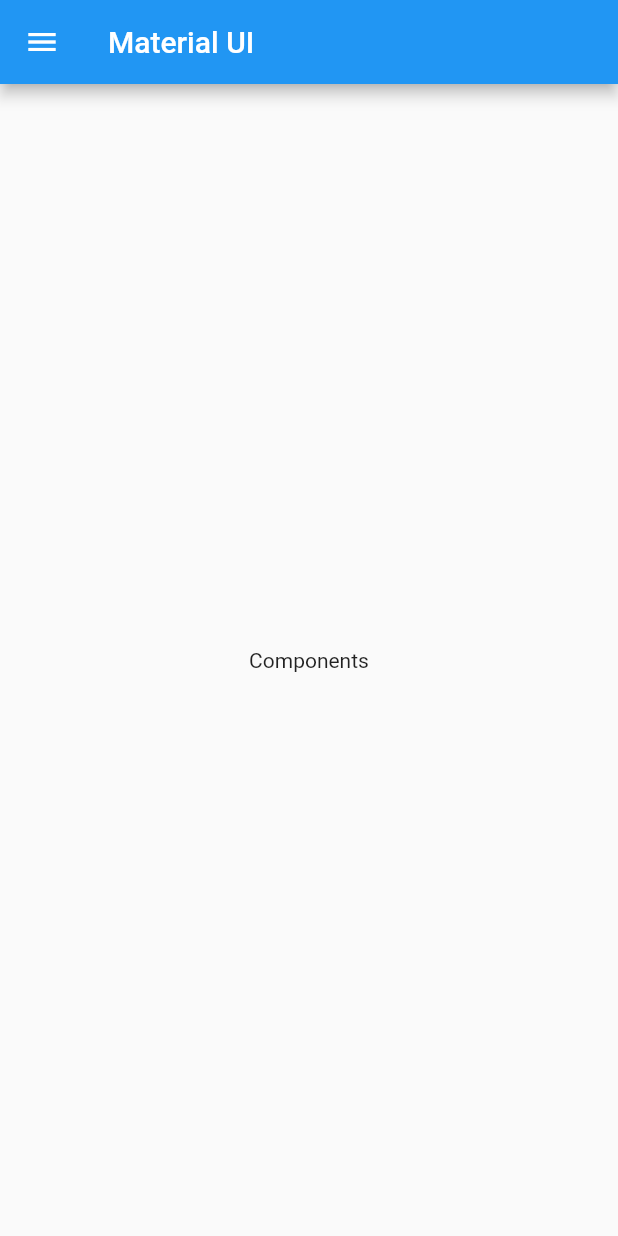
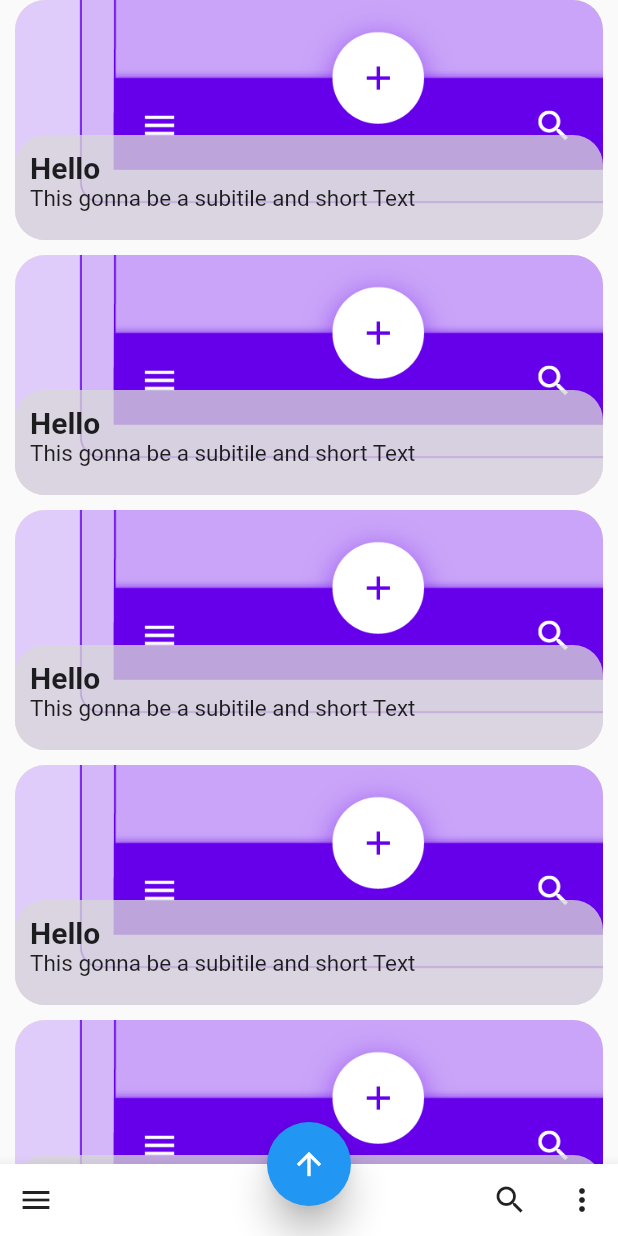
Before and after one commit to Flutter-Essential-Tutorial/Material-UI, a Flutter app: the screen it shows after launch, on a phone screen of 412 x 824 dp. Run offline on Flutter 3.47's test engine with Material 2 defaults, Android fonts, the phone set to English and light mode, and no system bars.

Commit message:
ListView Custromized with stack and inkwell

```diff
--- a/lib/configs/my_routes.dart
+++ b/lib/configs/my_routes.dart
@@ -1,6 +1,13 @@
 import 'package:flutter/material.dart';
+import 'package:flutter_material_ui/screens/about/about_screen.dart';
+import 'package:flutter_material_ui/screens/components/components_screen.dart';
 import 'package:flutter_material_ui/screens/home/home_screen.dart';
 
+import '../screens/components/items/appbar_buttom.dart';
+
 var myRoutes = <String, WidgetBuilder>{
-  HomeScreen.routeName: (_) => const HomeScreen(),
+  HomeScreen.routeName: (context) => const HomeScreen(),
+  AboutUsScreen.routeName: (context) => const AboutUsScreen(),
+  ComponentScreen.routeName: (context) => const ComponentScreen(),
+  AppbarButtomScreen.routeName: (context) => const AppbarButtomScreen()
 };
--- a/lib/screens/about/about_screen.dart
+++ b/lib/screens/about/about_screen.dart
@@ -1,8 +1,7 @@
 import 'package:flutter/material.dart';
-import 'package:flutter/src/foundation/key.dart';
-import 'package:flutter/src/widgets/framework.dart';
 
 class AboutUsScreen extends StatefulWidget {
+  static String routeName = "/about-us";
   const AboutUsScreen({Key? key}) : super(key: key);
 
   @override
@@ -13,7 +12,8 @@ class _AboutUsScreenState extends State<AboutUsScreen> {
   @override
   Widget build(BuildContext context) {
     return Scaffold(
-      body: Center(child: Text("About Us")),
-    );
+        body: Container(
+      child: const Text("Hello"),
+    ));
   }
 }
--- /dev/null
+++ b/lib/screens/components/components_listview.dart
@@ -0,0 +1,74 @@
+import 'package:flutter/material.dart';
+import 'package:flutter_material_ui/screens/components/items/appbar_buttom.dart';
+
+class ComponentsListView extends StatelessWidget {
+  const ComponentsListView({
+    Key? key,
+  }) : super(key: key);
+
+  @override
+  Widget build(BuildContext context) {
+    return Stack(alignment: AlignmentDirectional.bottomStart, children: [
+      InkWell(
+        onTap: () {
+          Navigator.pushNamed(context, AppbarButtomScreen.routeName);
+        },
+        splashColor: Colors.purple[100],
+        child: Container(
+          // key: _key1,
+          height: 170,
+          // width: 200,
+          margin: const EdgeInsets.symmetric(horizontal: 10.0),
+          child: Column(
+            crossAxisAlignment: CrossAxisAlignment.stretch,
+            children: [
+              Expanded(
+                child: Container(
+                  // width: 200,
+                  decoration: BoxDecoration(
+                    borderRadius: BorderRadius.circular(20.0),
+                    color: Colors.amber[100],
+                    image: const DecorationImage(
+                        image: AssetImage("assets/appbarbottom.png"),
+                        fit: BoxFit.cover),
+                  ),
+                ),
+              ),
+              const SizedBox(
+                height: 10.0,
+              )
+            ],
+          ),
+        ),
+      ),
+      Positioned(
+        // bottom: 0,
+        child: Container(
+          margin: const EdgeInsets.fromLTRB(10, 0, 10, 10),
+          decoration: BoxDecoration(
+            borderRadius: BorderRadiusDirectional.circular(20),
+            color: const Color.fromARGB(195, 216, 216, 216),
+          ),
+          height: 70,
+          width: double.infinity,
+          child: Padding(
+            padding: const EdgeInsets.all(10),
+            child: Column(
+              crossAxisAlignment: CrossAxisAlignment.start,
+              children: const [
+                Text(
+                  "Hello",
+                  style: TextStyle(fontWeight: FontWeight.bold, fontSize: 20),
+                ),
+                Text(
+                  "This gonna be a subitile and short Text",
+                  style: TextStyle(fontSize: 15),
+                )
+              ],
+            ),
+          ),
+        ),
+      )
+    ]);
+  }
+}
--- a/lib/screens/components/components_screen.dart
+++ b/lib/screens/components/components_screen.dart
@@ -1,6 +1,8 @@
 import 'package:flutter/material.dart';
+import 'package:flutter_material_ui/screens/components/components_listview.dart';
 
 class ComponentScreen extends StatefulWidget {
+  static String routeName = "/components";
   const ComponentScreen({Key? key}) : super(key: key);
 
   @override
@@ -8,10 +10,25 @@ class ComponentScreen extends StatefulWidget {
 }
 
 class _ComponentScreenState extends State<ComponentScreen> {
+  final _key1 = GlobalKey();
+  final _key2 = GlobalKey();
+  final _key3 = GlobalKey();
+  final _key4 = GlobalKey();
+  final _key5 = GlobalKey();
+
+  final List<String> items = <String>['A', 'B', 'C', "D", "e"];
+  final List<int> colorCodes = <int>[100, 200, 300];
+
   @override
   Widget build(BuildContext context) {
     return Scaffold(
-      body: Center(child: Text("Components")),
+      body: ListView.builder(
+        // padding: const EdgeInsets.all(10),
+        itemBuilder: (context, index) {
+          return const ComponentsListView();
+        },
+        itemCount: items.length,
+      ),
     );
   }
 }
--- /dev/null
+++ b/lib/screens/components/items/appbar_buttom.dart
@@ -0,0 +1,20 @@
+import 'package:flutter/material.dart';
+
+class AppbarAttributes {
+  // final String title;
+  // final String
+}
+
+class AppbarButtomScreen extends StatelessWidget {
+  static String routeName = "/appBar";
+  const AppbarButtomScreen({Key? key}) : super(key: key);
+
+  @override
+  Widget build(BuildContext context) {
+    return Scaffold(
+      body: Container(
+        child: Text("this is appbar button screen"),
+      ),
+    );
+  }
+}
--- a/lib/screens/home/home_screen.dart
+++ b/lib/screens/home/home_screen.dart
@@ -7,10 +7,10 @@ class HomeScreen extends StatefulWidget {
   const HomeScreen({Key? key}) : super(key: key);
 
   @override
-  State<HomeScreen> createState() => _HomeScreenState();
+  State<HomeScreen> createState() => HomeScreenState();
 }
 
-class _HomeScreenState extends State<HomeScreen>
+class HomeScreenState extends State<HomeScreen>
     with SingleTickerProviderStateMixin {
   GlobalKey<ScaffoldState> scaffoldKey = GlobalKey<ScaffoldState>();
   late TabController tabController;
@@ -45,10 +45,17 @@ class _HomeScreenState extends State<HomeScreen>
     return Scaffold(
       key: scaffoldKey,
       resizeToAvoidBottomInset: false,
-      appBar: AppBar(title: const Text("Material UI")),
+      bottomNavigationBar: BtnAppBar(scaffoldKey: scaffoldKey),
+      floatingActionButton: FloatingActionButton(
+        onPressed: () {},
+        elevation: 10.0,
+        child: const Icon(Icons.arrow_upward),
+      ),
+      floatingActionButtonLocation: FloatingActionButtonLocation.centerDocked,
+      // appBar: AppBar(title: const Text("Material UI")),
       drawer: myDrawer(context, navItemList, tabController, false),
       body: TabBarView(
-        //physics: const NeverScrollableScrollPhysics(),
+        physics: const NeverScrollableScrollPhysics(),
         controller: tabController,
         children: navItemList.map((e) => e.page!).toList(),
       ),
@@ -95,6 +102,31 @@ class _HomeScreenState extends State<HomeScreen>
   }
 }
 
+class BtnAppBar extends StatelessWidget {
+  const BtnAppBar({
+    Key? key,
+    required this.scaffoldKey,
+  }) : super(key: key);
+
+  final GlobalKey<ScaffoldState> scaffoldKey;
+
+  @override
+  Widget build(BuildContext context) {
+    return BottomAppBar(
+      child: Row(children: <Widget>[
+        IconButton(
+            icon: const Icon(Icons.menu),
+            onPressed: () {
+              scaffoldKey.currentState?.openDrawer();
+            }),
+        const Spacer(),
+        IconButton(icon: const Icon(Icons.search), onPressed: () {}),
+        IconButton(icon: const Icon(Icons.more_vert), onPressed: () {}),
+      ]),
+    );
+  }
+}
+
 class NavItem {
   IconData? icon;
   String? title;
--- a/pubspec.yaml
+++ b/pubspec.yaml
@@ -58,7 +58,8 @@ flutter:
   uses-material-design: true
 
   # To add assets to your application, add an assets section, like this:
-  # assets:
+  assets:
+  - assets/
   #   - images/a_dot_burr.jpeg
   #   - images/a_dot_ham.jpeg
 
```
Also changed, not shown: assets/1horny-cat.png (added), assets/appbarbottom.png (added), assets/logo-2.png (added), lib/screens/components/items/item.dart (added).
